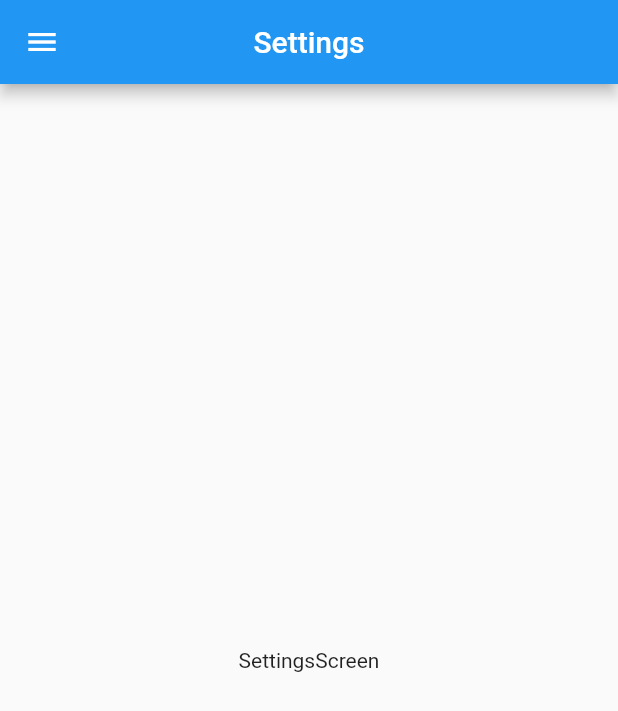
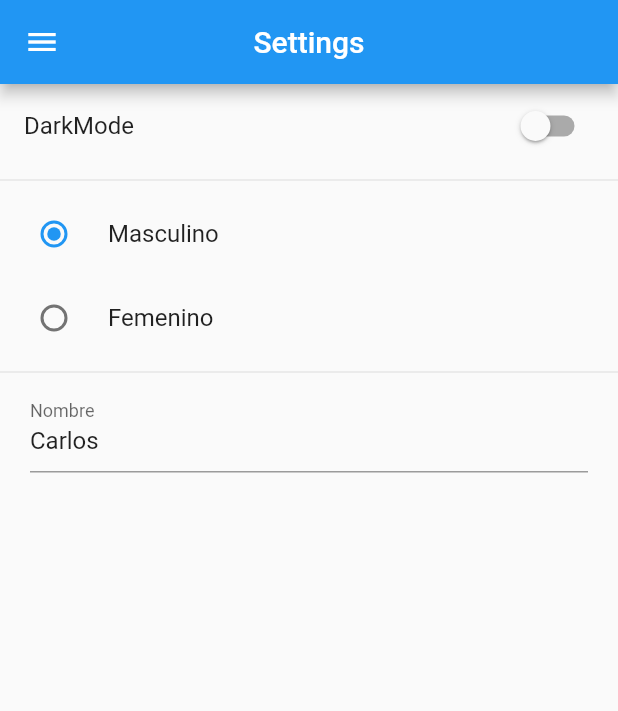
Before and after one commit to CarlosVazquezFarrera/UserPreference, a Flutter app: the SettingsScreen screen opened by its route, on a phone screen of 412 x 824 dp. Shown: the top 711 px of the screen. Run offline on Flutter 3.47's test engine with Material 2 defaults, Android fonts, the phone set to English and light mode, and no system bars; our stand-ins replace shared_preferences; accounts and stored records are empty.

```diff
--- /dev/null
+++ b/lib/enum/preferences.dart
@@ -0,0 +1,5 @@
+class Preferences {
+  static const isDarkeMode = 'isDarkeMode';
+  static const name = 'name';
+  static const gender = 'gender';
+}
--- a/lib/screens/settings_screen.dart
+++ b/lib/screens/settings_screen.dart
@@ -1,19 +1,52 @@
 import 'package:flutter/material.dart';
 import 'package:user_preference/widgets/widgets.dart';
 
-class SettingsScreen extends StatelessWidget {
+class SettingsScreen extends StatefulWidget {
   const SettingsScreen({Key? key}) : super(key: key);
+
+  @override
+  State<SettingsScreen> createState() => _SettingsScreenState();
+}
+
+class _SettingsScreenState extends State<SettingsScreen> {
+  bool isDarkMode = false;
+  int gender = 1;
+  String name = 'Carlos';
 
   @override
   Widget build(BuildContext context) {
     return Scaffold(
-      appBar: AppBar(
-        title: const Text('Settings'),
-      ),
-      drawer: const CustomDrawer(),
-      body: const Center(
-        child: Text('SettingsScreen'),
-      ),
-    );
+        appBar: AppBar(
+          title: const Text('Settings'),
+        ),
+        drawer: const CustomDrawer(),
+        body: SingleChildScrollView(
+          child: Column(
+            children: [
+              SwitchListTile.adaptive(
+                  title: const Text('DarkMode'),
+                  value: isDarkMode,
+                  onChanged: (value) => setState(() => isDarkMode = value)),
+              const Divider(),
+              RadioListTile<int>(
+                  title: const Text('Masculino'),
+                  value: 1,
+                  groupValue: gender,
+                  onChanged: (value) => setState(() => gender = value!)),
+              RadioListTile<int>(
+                  title: const Text('Femenino'),
+                  value: 2,
+                  groupValue: gender,
+                  onChanged: (value) => setState(() => gender = value!)),
+              const Divider(),
+              Padding(
+                  padding: const EdgeInsets.symmetric(horizontal: 20),
+                  child: TextFormField(
+                      initialValue: 'Carlos',
+                      decoration: const InputDecoration(labelText: 'Nombre'),
+                      onChanged: (value) => setState(() => name = value)))
+            ],
+          ),
+        ));
   }
 }
--- a/pubspec.yaml
+++ b/pubspec.yaml
@@ -34,6 +34,8 @@ dependencies:
   # The following adds the Cupertino Icons font to your application.
   # Use with the CupertinoIcons class for iOS style icons.
   cupertino_icons: ^1.0.2
+  shared_preferences: ^2.0.15
+
 
 dev_dependencies:
   flutter_test:
```
Also changed, not shown: lib/helpers/user_preferences.dart (added, +33 -0 lines), lib/main.dart (+6 -1 lines), lib/screens/profile_screen.dart (+28 -6 lines), pubspec.lock.
